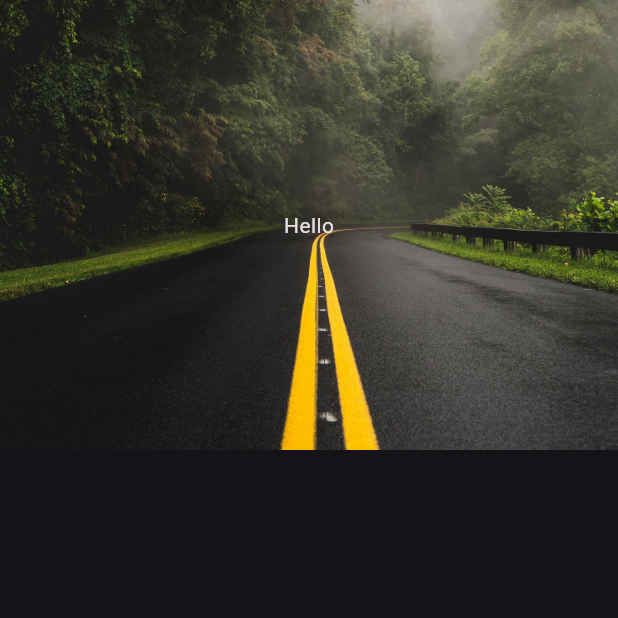
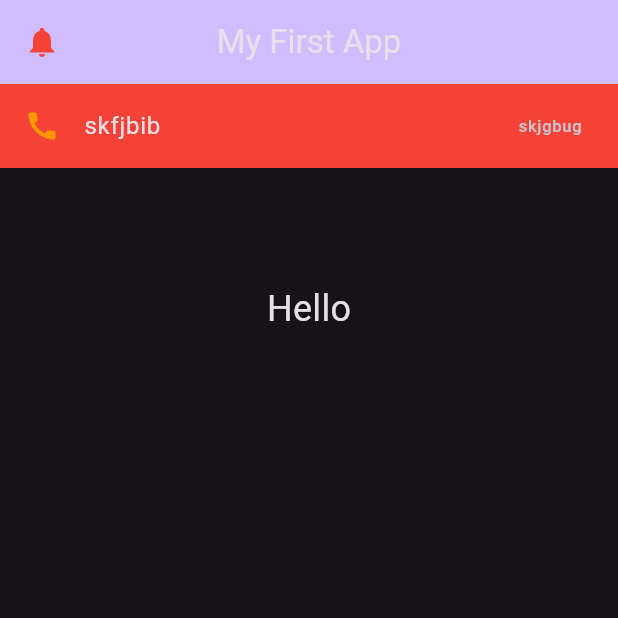
Before and after one commit to MaNaS0708/flutter_practices, a Flutter app: the screen it shows after launch, on a phone screen of 412 x 824 dp, the top half of it. Run offline on Flutter 3.47's test engine with Material 3 defaults, Android fonts, the phone set to English and light mode, and no system bars.

Commit message:
added top app bar simple list tile with onTap()

```diff
--- a/lib/main.dart
+++ b/lib/main.dart
@@ -16,29 +16,46 @@ class MyApp extends StatelessWidget {
       theme: ThemeData(
         colorScheme: ColorScheme.fromSeed(
           seedColor: Colors.deepPurple,
-            brightness: Brightness.dark),
+          brightness: Brightness.dark,
+        ),
         useMaterial3: true,
       ),
-
       home: Scaffold(
-        body: Stack(
+        appBar: AppBar(
+          title: const Text('My First App'),
+          backgroundColor:
+          Theme.of(context).colorScheme.inversePrimary,
+          centerTitle: true,
+          leading: Icon(Icons.notifications,
+          color: Colors.red,
+          ),
+        ),
+        body: Container(
+          child: Stack(
             children: [
-            Image.asset(
-                'assets/images/wallpaper.jpg',
-                fit: BoxFit.cover,
-                height: 300,
-            ),
               SizedBox(
                 height: 300,
                 child: Center(
                   child: Text(
-                  'Hello'
+                    'Hello',
+                    style: TextStyle(fontSize: 24),
                   ),
                 ),
+              ),
+              ListTile(
+                leading: Icon(Icons.call, color: Colors.orange,),
+                tileColor: Colors.red,
+                title: Text('skfjbib'),
+                trailing: Text('skjgbug'),
+                onTap: () {
+                  print('clicked on this listtile');
+                },
               )
             ],
           ),
         ),
+      ),
     );
   }
+
 }
```
Lines whose indentation alone changed are shown as unchanged.
